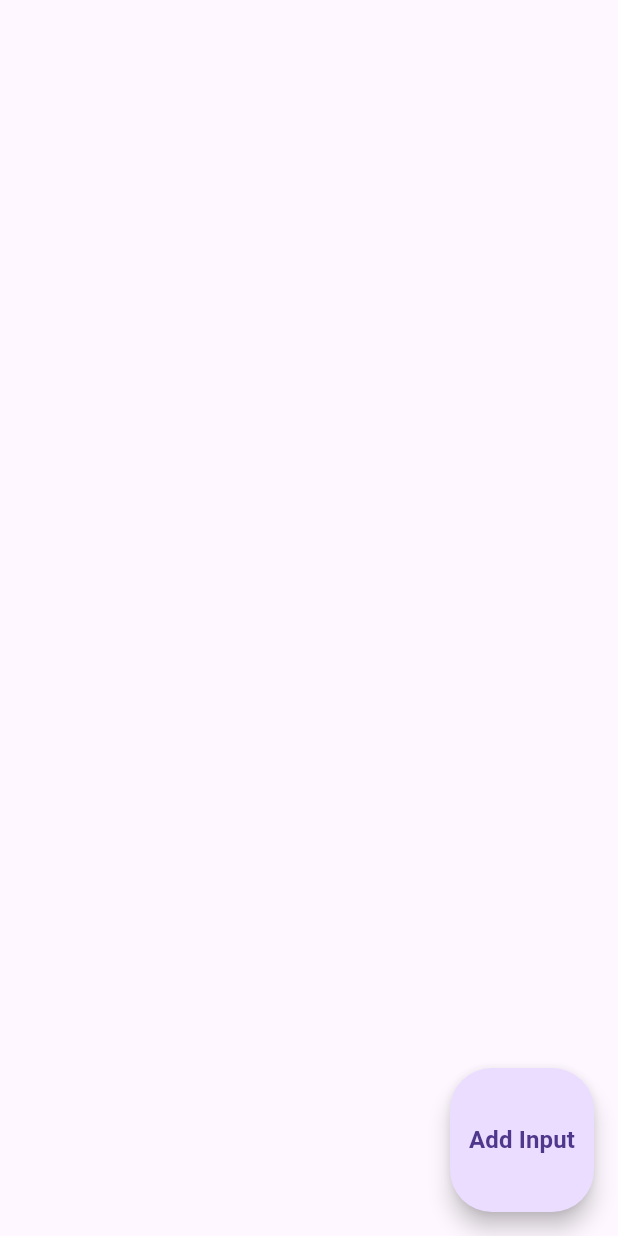
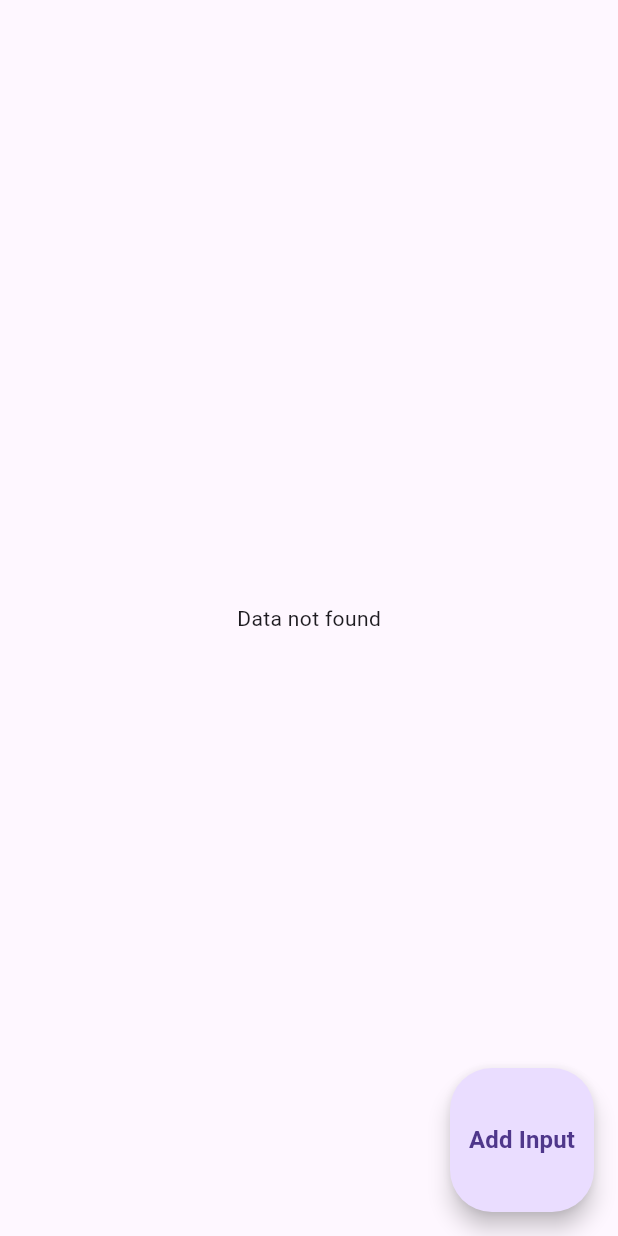
Before and after one commit to dandyfp/photo_math_app, a Flutter app: the screen it shows after launch, on a phone screen of 412 x 824 dp. Run offline on Flutter 3.47's test engine with Material 3 defaults, Android fonts, the light colour scheme and no system bars; our stand-ins replace bloc, dartz, extended_image, flutter_bloc, freezed_annotation, image_picker and 2 more; missing offline and left inert: google_ml_kit; accounts and stored records are empty.

Commit message:
Feature(Add data image): Add and get list data from local DB

```diff
--- a/lib/main.dart
+++ b/lib/main.dart
@@ -1,5 +1,6 @@
 import 'package:flutter/material.dart';
 import 'package:flutter_bloc/flutter_bloc.dart';
+import 'package:photo_math_app/src/presentation/home/bloc/get_list_data_bloc.dart';
 import 'package:photo_math_app/src/presentation/home/pages/home_page.dart';
 import 'package:photo_math_app/src/presentation/image/bloc/add_data_calculation_bloc.dart';
 
@@ -12,10 +13,18 @@ class MyApp extends StatelessWidget {
 
   @override
   Widget build(BuildContext context) {
-    return MaterialApp(
-      home: BlocProvider(
-        create: (context) => AddDataCalculationBloc(),
-        child: const HomePage(),
+    return MultiBlocProvider(
+      providers: [
+        BlocProvider(
+          create: (context) => AddDataCalculationBloc(),
+        ),
+        BlocProvider(
+          create: (context) => GetListDataBloc(),
+        ),
+      ],
+      child: const MaterialApp(
+        debugShowCheckedModeBanner: false,
+        home: HomePage(),
       ),
     );
   }
--- a/lib/src/data/db_helper.dart
+++ b/lib/src/data/db_helper.dart
@@ -1,4 +1,5 @@
 import 'dart:async';
+import 'dart:typed_data';
 import 'package:sqflite/sqflite.dart';
 import 'package:path/path.dart';
 
@@ -45,10 +46,11 @@ class DatabaseHelper {
     required List<int> imagePath,
   }) async {
     Database db = await database;
+
     return await db.insert('calculate', {
       'input': input,
       'result': result,
-      'imagePath': imagePath,
+      'imagePath': Uint8List.fromList(imagePath),
     });
   }
 
--- /dev/null
+++ b/lib/src/presentation/home/bloc/get_list_data_bloc.dart
@@ -0,0 +1,25 @@
+import 'package:bloc/bloc.dart';
+import 'package:freezed_annotation/freezed_annotation.dart';
+import 'package:photo_math_app/src/data/local_datasource.dart';
+import 'package:photo_math_app/src/models/data_calculation_model.dart';
+
+part 'get_list_data_event.dart';
+part 'get_list_data_state.dart';
+part 'get_list_data_bloc.freezed.dart';
+
+class GetListDataBloc extends Bloc<GetListDataEvent, GetListDataState> {
+  LocalDatasource localDatasource = LocalDatasource();
+  GetListDataBloc() : super(const _Initial()) {
+    on<_GetData>((event, emit) async {
+      var resutl = await localDatasource.getData();
+      return resutl.fold(
+        (l) {
+          emit(GetListDataState.error(l));
+        },
+        (r) {
+          emit(GetListDataState.loaded(r));
+        },
+      );
+    });
+  }
+}
--- /dev/null
+++ b/lib/src/presentation/home/bloc/get_list_data_event.dart
@@ -0,0 +1,7 @@
+part of 'get_list_data_bloc.dart';
+
+@freezed
+class GetListDataEvent with _$GetListDataEvent {
+  const factory GetListDataEvent.started() = _Started;
+  const factory GetListDataEvent.getData() = _GetData;
+}
--- /dev/null
+++ b/lib/src/presentation/home/bloc/get_list_data_state.dart
@@ -0,0 +1,10 @@
+part of 'get_list_data_bloc.dart';
+
+@freezed
+class GetListDataState with _$GetListDataState {
+  const factory GetListDataState.initial() = _Initial;
+  const factory GetListDataState.loaded(List<DataCalculationModel> data) =
+      _Loaded;
+  const factory GetListDataState.error(String message) = _Error;
+  const factory GetListDataState.loading() = _Loading;
+}
--- a/lib/src/presentation/home/pages/home_page.dart
+++ b/lib/src/presentation/home/pages/home_page.dart
@@ -2,7 +2,9 @@ import 'dart:io';
 
 import 'package:flutter/material.dart';
 import 'package:image_picker/image_picker.dart';
+import 'package:photo_math_app/src/presentation/home/bloc/get_list_data_bloc.dart';
 import 'package:photo_math_app/src/presentation/image/pages/preview_image_page.dart';
+import 'package:flutter_bloc/flutter_bloc.dart';
 
 class HomePage extends StatefulWidget {
   const HomePage({super.key});
@@ -12,6 +14,12 @@ class HomePage extends StatefulWidget {
 }
 
 class _HomePageState extends State<HomePage> {
+  @override
+  void initState() {
+    super.initState();
+    context.read<GetListDataBloc>().add(const GetListDataEvent.getData());
+  }
+
   File? image;
   final picker = ImagePicker();
   Future getImageFromGallery(ImageSource source) async {
@@ -79,7 +87,49 @@ class _HomePageState extends State<HomePage> {
           ),
         ),
       ),
-      body: Column(),
+      body: BlocBuilder<GetListDataBloc, GetListDataState>(
+        builder: (context, state) {
+          return state.when(
+            loading: () => const Center(
+              child: CircularProgressIndicator(),
+            ),
+            error: (message) => Center(child: Text(message)),
+            initial: () => const Center(
+              child: Text('Data not found'),
+            ),
+            loaded: (data) => data.isEmpty
+                ? const Center(
+                    child: Text('Data not found'),
+                  )
+                : Padding(
+                    padding: const EdgeInsets.only(top: 20.0),
+                    child: ListView.builder(
+                      itemCount: data.length,
+                      itemBuilder: (context, index) {
+                        var item = data[index];
+                        return Padding(
+                          padding: const EdgeInsets.only(
+                            left: 24.0,
+                            right: 24,
+                            bottom: 10,
+                          ),
+                          child: Column(
+                            crossAxisAlignment: CrossAxisAlignment.start,
+                            children: [
+                              Text(item.input ?? ''),
+                              const SizedBox(
+                                height: 5,
+                              ),
+                              Text(item.result ?? ''),
+                            ],
+                          ),
+                        );
+                      },
+                    ),
+                  ),
+          );
+        },
+      ),
     );
   }
 }
--- a/lib/src/presentation/image/bloc/add_data_calculation_bloc.dart
+++ b/lib/src/presentation/image/bloc/add_data_calculation_bloc.dart
@@ -20,10 +20,10 @@ class AddDataCalculationBloc
 
         return result.fold(
           (l) {
-            AddDataCalculationState.loaded(l);
+            emit(AddDataCalculationState.loaded(l));
           },
           (r) {
-            AddDataCalculationState.error(r);
+            emit(AddDataCalculationState.error(r));
           },
         );
       },
```
Also changed, not shown: lib/src/presentation/image/pages/preview_image_page.dart (+21 -3 lines), lib/src/presentation/home/bloc/get_list_data_bloc.freezed.dart (added).
